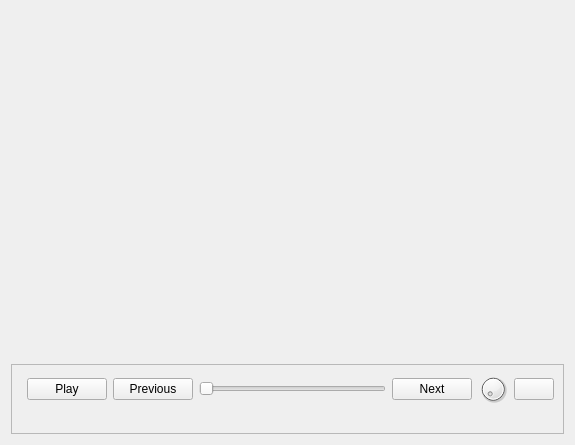
First picture: the form in kutils/kmediaplayer/kmediawidget.ui, repository fluxer/kdelibs, before the edit.
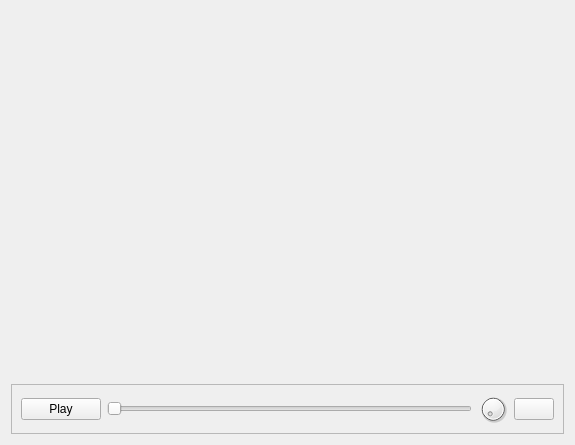
Second picture: the form after the edit. Icons and pictures are not drawn.

```diff
--- a/kutils/kmediaplayer/kmediawidget.ui
+++ b/kutils/kmediaplayer/kmediawidget.ui
@@ -38,19 +38,7 @@
       <enum>QFrame::Sunken</enum>
      </property>
      <layout class="QGridLayout" name="gridLayout_2">
-      <item row="0" column="1">
-       <widget class="QPushButton" name="w_play">
-        <property name="text">
-         <string>Play</string>
-        </property>
-        <property name="icon">
-         <iconset theme="media-playback-start">
-          <normaloff/>
-         </iconset>
-        </property>
-       </widget>
-      </item>
-      <item row="0" column="5">
+      <item row="0" column="2">
        <widget class="QDial" name="w_volume">
         <property name="maximumSize">
          <size>
@@ -60,7 +48,19 @@
         </property>
        </widget>
       </item>
-      <item row="0" column="6">
+      <item row="0" column="0">
+       <widget class="QPushButton" name="w_play">
+        <property name="text">
+         <string>Play</string>
+        </property>
+        <property name="icon">
+         <iconset theme="media-playback-start">
+          <normaloff/>
+         </iconset>
+        </property>
+       </widget>
+      </item>
+      <item row="0" column="3">
        <widget class="QPushButton" name="w_menu">
         <property name="text">
          <string/>
@@ -72,50 +72,7 @@
         </property>
        </widget>
       </item>
-      <item row="1" column="0" colspan="7">
-       <widget class="QLabel" name="w_status">
-        <property name="text">
-         <string/>
-        </property>
-        <property name="textFormat">
-         <enum>Qt::RichText</enum>
-        </property>
-        <property name="wordWrap">
-         <bool>true</bool>
-        </property>
-        <property name="openExternalLinks">
-         <bool>true</bool>
-        </property>
-        <property name="textInteractionFlags">
-         <set>Qt::LinksAccessibleByKeyboard|Qt::LinksAccessibleByMouse</set>
-        </property>
-       </widget>
-      </item>
-      <item row="0" column="2">
-       <widget class="QPushButton" name="w_previous">
-        <property name="text">
-         <string>Previous</string>
-        </property>
-        <property name="icon">
-         <iconset theme="go-previous-view">
-          <normaloff/>
-         </iconset>
-        </property>
-       </widget>
-      </item>
-      <item row="0" column="4">
-       <widget class="QPushButton" name="w_next">
-        <property name="text">
-         <string>Next</string>
-        </property>
-        <property name="icon">
-         <iconset theme="go-next-view">
-          <normaloff/>
-         </iconset>
-        </property>
-       </widget>
-      </item>
-      <item row="0" column="3">
+      <item row="0" column="1">
        <widget class="QSlider" name="w_position">
         <property name="orientation">
          <enum>Qt::Horizontal</enum>
```
